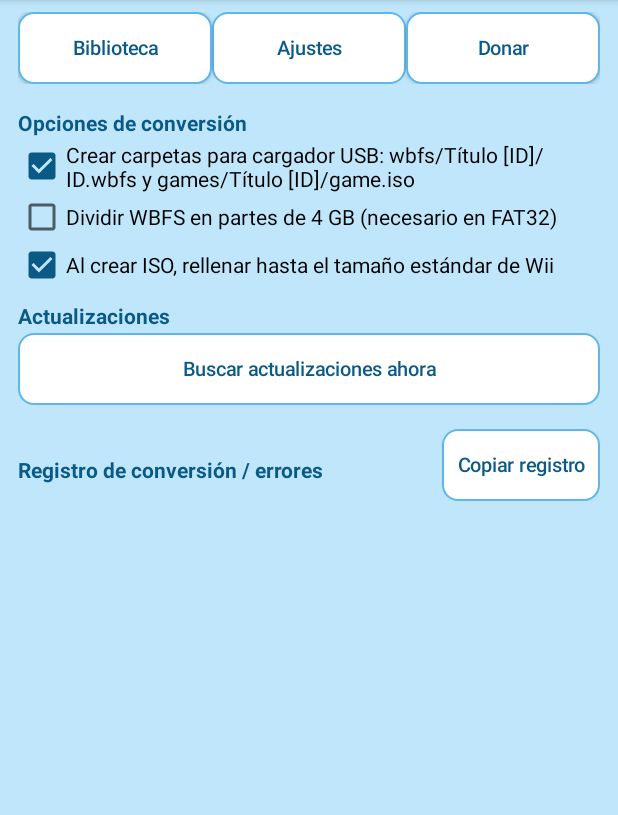
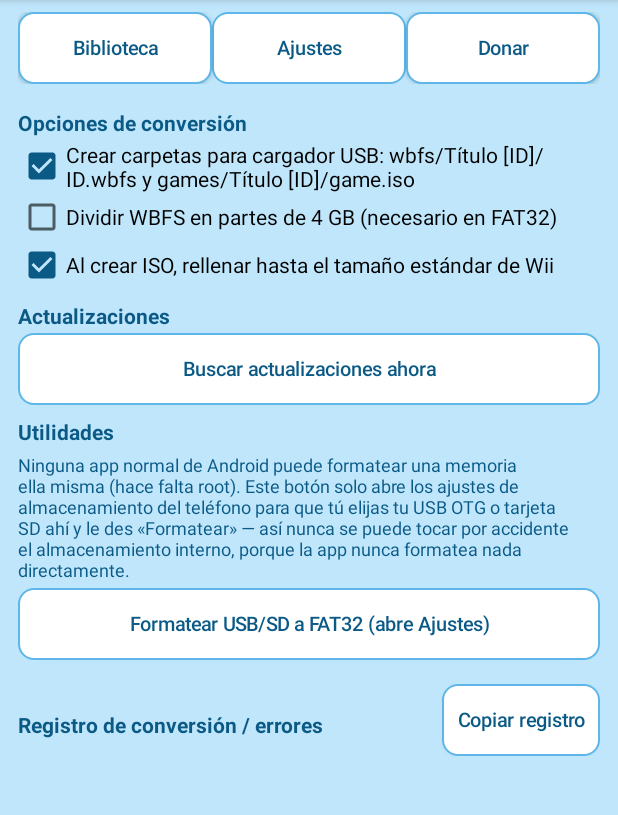
Before and after one commit to linkzelda3112-source/wii-backup-manager, an Android app: the screen it shows after launch (MainActivity), after a tap on "Ajustes", on a phone screen of 412 x 824 dp, the part 84-899 px from its top. Run offline under Robolectric (Android 15) with nearby library versions, the phone set to English and light mode, and no system bars; pictures from the network do not load.

Commit message:
feat(ui): botón «Formatear USB/SD a FAT32» en Ajustes → Utilidades
Android no le da a ninguna app normal permiso para formatear una memoria
(hace falta root o ser una app del sistema), así que no es posible hacerlo
dentro de la propia app. En su lugar, este botón abre directamente los
ajustes de almacenamiento del teléfono (Settings.ACTION_INTERNAL_STORAGE_
SETTINGS, con una alternativa si el teléfono no tiene esa pantalla), donde
el usuario elige su USB OTG o SD y le da «Formatear» él mismo. Como la app
nunca ejecuta ningún formateo por sí misma, nunca puede tocar por
accidente el almacenamiento interno — justo lo que pidió el usuario.

Versión 0.1.2.

Co-Authored-By: Claude Sonnet 5 <noreply@anthropic.com>
Claude-Session: https://claude.ai/code/session_01HcdaocPYCLFh2p7Q313Zhh

```diff
--- a/app/build.gradle
+++ b/app/build.gradle
@@ -10,8 +10,8 @@ android {
         applicationId "com.wbm.wiibackupmanager"
         minSdk 26
         targetSdk 35
-        versionCode 11
-        versionName "0.1.1"
+        versionCode 12
+        versionName "0.1.2"
     }
 
     buildTypes {
--- a/app/src/main/java/com/wbm/app/MainActivity.java
+++ b/app/src/main/java/com/wbm/app/MainActivity.java
@@ -3,6 +3,7 @@ package com.wbm.app;
 import android.Manifest;
 import android.app.Activity;
 import android.app.AlertDialog;
+import android.content.ActivityNotFoundException;
 import android.content.ClipData;
 import android.content.ClipboardManager;
 import android.content.Intent;
@@ -17,6 +18,7 @@ import android.os.Build;
 import android.os.Bundle;
 import android.os.Handler;
 import android.os.Looper;
+import android.provider.Settings;
 import android.text.TextUtils;
 import android.view.Gravity;
 import android.view.View;
@@ -369,6 +371,18 @@ public class MainActivity extends Activity {
         col.addView(sectionTitle("Actualizaciones"));
         col.addView(button("Buscar actualizaciones ahora", v -> UpdateChecker.checkAndNotify(this, true)));
 
+        col.addView(sectionTitle("Utilidades"));
+        TextView formatNote = new TextView(this);
+        formatNote.setTextSize(12);
+        formatNote.setTextColor(BTN_TEXT);
+        formatNote.setText("Ninguna app normal de Android puede formatear una memoria ella misma (hace falta "
+                + "root). Este botón solo abre los ajustes de almacenamiento del teléfono para que tú elijas tu "
+                + "USB OTG o tarjeta SD ahí y le des «Formatear» — así nunca se puede tocar por accidente el "
+                + "almacenamiento interno, porque la app nunca formatea nada directamente.");
+        formatNote.setPadding(0, dp(2), 0, dp(4));
+        col.addView(formatNote);
+        col.addView(button("Formatear USB/SD a FAT32 (abre Ajustes)", v -> openStorageSettings()));
+
         LinearLayout logHeader = new LinearLayout(this);
         logHeader.setOrientation(LinearLayout.HORIZONTAL);
         logHeader.setGravity(Gravity.CENTER_VERTICAL);
@@ -655,6 +669,24 @@ public class MainActivity extends Activity {
         refreshProgress();
     }
 
+    /** Abre los ajustes de almacenamiento del teléfono para formatear una USB/SD a mano. Android no
+     *  le da a ninguna app normal permiso para formatear memorias (hace falta root o ser una app del
+     *  sistema), así que esto solo navega a la pantalla correcta — nunca formatea nada por sí misma,
+     *  y por lo tanto nunca puede tocar el almacenamiento interno por accidente. */
+    private void openStorageSettings() {
+        try {
+            startActivity(new Intent(Settings.ACTION_INTERNAL_STORAGE_SETTINGS));
+        } catch (ActivityNotFoundException e) {
+            try {
+                startActivity(new Intent(Settings.ACTION_SETTINGS));
+                Toast.makeText(this, "Busca «Almacenamiento» → tu USB o SD → «Formatear».", Toast.LENGTH_LONG).show();
+            } catch (ActivityNotFoundException e2) {
+                Toast.makeText(this, "No se encontraron los ajustes de almacenamiento en este teléfono.",
+                        Toast.LENGTH_LONG).show();
+            }
+        }
+    }
+
     private void copyLog() {
         CharSequence text = logText.getText();
         if (text == null || text.length() == 0) {
```
Also changed, not shown: 2 other files.
